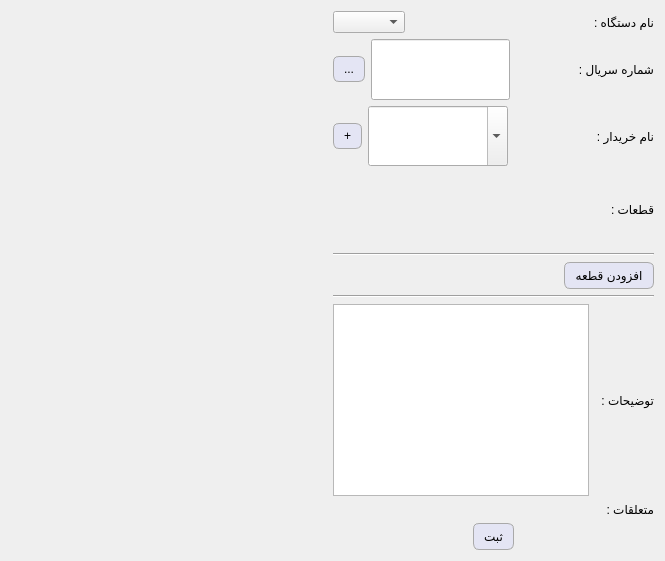
Old version of the form deviceform.ui in the repository kia-far/QtDBS.
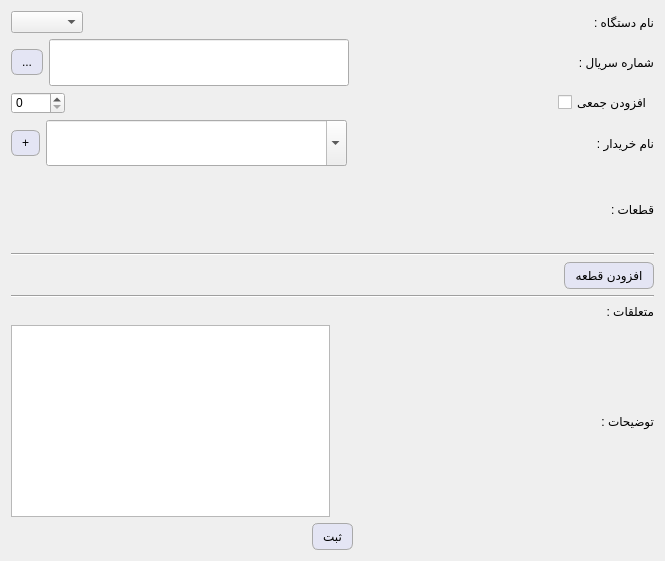
New version of the form.

Commit message: added the option to add devices in bulk. has a check for duplicate serial numbers. disables every button in the tables page and also shows progress bar while loading. also returns back to normal and refreshes after finishing the loading.

```diff
--- a/deviceform.ui
+++ b/deviceform.ui
@@ -40,22 +40,6 @@
 QWidget {font: 12pt &quot;Segoe UI&quot;;}</string>
   </property>
   <layout class="QHBoxLayout" name="horizontalLayout_10">
-   <item>
-    <spacer name="horizontalSpacer_4">
-     <property name="orientation">
-      <enum>Qt::Orientation::Horizontal</enum>
-     </property>
-     <property name="sizeType">
-      <enum>QSizePolicy::Policy::Expanding</enum>
-     </property>
-     <property name="sizeHint" stdset="0">
-      <size>
-       <width>306</width>
-       <height>20</height>
-      </size>
-     </property>
-    </spacer>
-   </item>
    <item>
     <layout class="QVBoxLayout" name="verticalLayout">
      <property name="sizeConstraint">
@@ -167,6 +151,40 @@
          </item>
         </layout>
        </item>
+       <item>
+        <layout class="QHBoxLayout" name="horizontalLayout_12">
+         <item>
+          <widget class="QSpinBox" name="spinBox">
+           <property name="frame">
+            <bool>true</bool>
+           </property>
+           <property name="maximum">
+            <number>1000</number>
+           </property>
+          </widget>
+         </item>
+         <item>
+          <spacer name="horizontalSpacer_4">
+           <property name="orientation">
+            <enum>Qt::Orientation::Horizontal</enum>
+           </property>
+           <property name="sizeHint" stdset="0">
+            <size>
+             <width>40</width>
+             <height>20</height>
+            </size>
+           </property>
+          </spacer>
+         </item>
+         <item>
+          <widget class="QCheckBox" name="checkBox">
+           <property name="text">
+            <string>افزودن جمعی</string>
+           </property>
+          </widget>
+         </item>
+        </layout>
+       </item>
        <item>
         <layout class="QVBoxLayout" name="verticalLayout_4">
          <property name="sizeConstraint">
@@ -347,6 +365,27 @@
        <property name="sizeConstraint">
         <enum>QLayout::SizeConstraint::SetNoConstraint</enum>
        </property>
+       <item>
+        <layout class="QHBoxLayout" name="horizontalLayout_8">
+         <item>
+          <layout class="QGridLayout" name="cbg">
+           <property name="sizeConstraint">
+            <enum>QLayout::SizeConstraint::SetMinimumSize</enum>
+           </property>
+          </layout>
+         </item>
+         <item>
+          <widget class="QLabel" name="label_4">
+           <property name="text">
+            <string>متعلقات :</string>
+           </property>
+           <property name="alignment">
+            <set>Qt::AlignmentFlag::AlignLeading|Qt::AlignmentFlag::AlignLeft|Qt::AlignmentFlag::AlignVCenter</set>
+           </property>
+          </widget>
+         </item>
+        </layout>
+       </item>
        <item>
         <layout class="QHBoxLayout" name="horizontalLayout_2">
          <property name="sizeConstraint">
@@ -380,27 +419,6 @@
          </item>
         </layout>
        </item>
-       <item>
-        <layout class="QHBoxLayout" name="horizontalLayout_8">
-         <item>
-          <layout class="QGridLayout" name="cbg">
-           <property name="sizeConstraint">
-            <enum>QLayout::SizeConstraint::SetMinimumSize</enum>
-           </property>
-          </layout>
-         </item>
-         <item>
-          <widget class="QLabel" name="label_4">
-           <property name="text">
-            <string>متعلقات :</string>
-           </property>
-           <property name="alignment">
-            <set>Qt::AlignmentFlag::AlignLeading|Qt::AlignmentFlag::AlignLeft|Qt::AlignmentFlag::AlignVCenter</set>
-           </property>
-          </widget>
-         </item>
-        </layout>
-       </item>
        <item>
         <layout class="QHBoxLayout" name="horizontalLayout_4">
          <item>
```
The commit also changes 203 other files.
